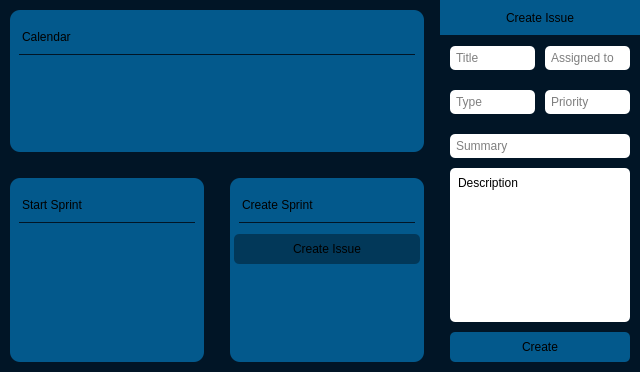
JoshMcCPro/BugTracker, file ProjectManagement/IssueManagement/issuemanager.ui: the form before one commit.
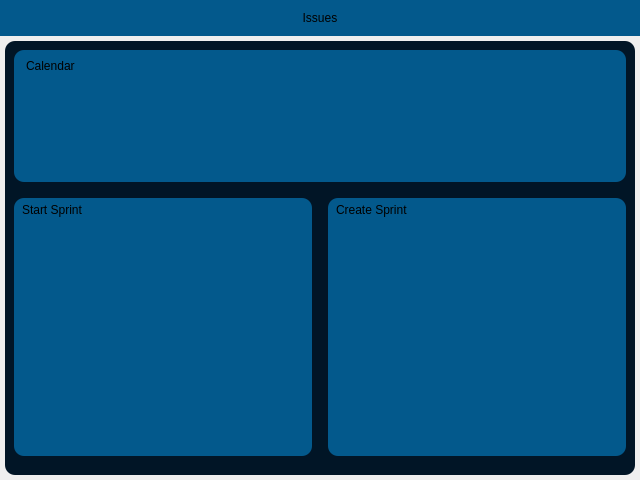
The form after the commit.

Commit message: Added a project list of buttons where when clicked takes you to the projects home page

```diff
--- a/ProjectManagement/IssueManagement/issuemanager.ui
+++ b/ProjectManagement/IssueManagement/issuemanager.ui
@@ -7,7 +7,7 @@
     <x>0</x>
     <y>0</y>
     <width>640</width>
-    <height>372</height>
+    <height>480</height>
    </rect>
   </property>
   <property name="sizePolicy">
@@ -19,80 +19,19 @@
   <property name="minimumSize">
    <size>
     <width>0</width>
-    <height>100</height>
+    <height>0</height>
    </size>
   </property>
   <property name="windowTitle">
    <string>Form</string>
   </property>
   <property name="styleSheet">
-   <string notr="true">
-QWidget {
-	background-color: #011526;
-	border:none;
-	border-radius: 10px;
-	margin: 10px;
-}
-
-QLabel 
-{
-	background-color: rgb(3, 89, 140);
-	font: 16pt &quot;Open Sans Condensed Light&quot;;
-	border-bottom: 1px solid rgb(1, 21, 38);
-	min-height: 35px;
-	border-radius: 0px;
-}
-
-QPushButton {
-	background-color: rgb(3, 89, 140);
-	font: 16pt &quot;Open Sans Condensed&quot;;
-	padding: 8px 16px;
-	border-radius: 5px;
-	margin: 5px;
-}
-
-QPushButton:hover {
-	background-color: rgb(4, 177, 217);
-}
-
-QLineEdit {
-	background-color: rgb(255, 255, 255);
-	border:none;
-	border-radius: 5px;
-	margin-bottom: 15px;
-	color: black;
-	padding: 4px;
-}
-
-QPlainTextEdit {
-	background-color: rgb(255, 255, 255);
-	border:none;
-	border-radius: 5px;
-	margin-bottom: 15px;
-	color: black;
-	padding: 4px;
-}
-
-QPlainTextEdit QScrollBar:vertical {
-    width: 12px; /* Set your desired width */
-	background-color: rgb(255, 255, 255);
-	border:none;
-}
-
-QPlainTextEdit QScrollBar::handle:vertical {
-    background: #999; /* Set your desired handle color */
-    border-radius: 6px; /* Set the border-radius to half the height to make it round */
-}
-
-QPlainTextEdit QScrollBar::add-line:vertical,
-QPlainTextEdit QScrollBar::sub-line:vertical {
-    height: 0;
-    subcontrol-position: top;
-    subcontrol-origin: margin;
-	color: white;
-}</string>
+   <string notr="true"/>
   </property>
-  <layout class="QHBoxLayout" name="horizontalLayout_3">
+  <layout class="QVBoxLayout" name="verticalLayout">
+   <property name="spacing">
+    <number>0</number>
+   </property>
    <property name="leftMargin">
     <number>0</number>
    </property>
@@ -106,352 +45,191 @@
     <number>0</number>
    </property>
    <item>
-    <layout class="QVBoxLayout" name="verticalLayout_16">
-     <item>
-      <widget class="QWidget" name="widget_3" native="true">
-       <property name="sizePolicy">
-        <sizepolicy hsizetype="Preferred" vsizetype="Fixed">
-         <horstretch>0</horstretch>
-         <verstretch>0</verstretch>
-        </sizepolicy>
-       </property>
-       <property name="minimumSize">
-        <size>
-         <width>0</width>
-         <height>150</height>
-        </size>
-       </property>
-       <property name="styleSheet">
-        <string notr="true">background-color: rgb(3, 89, 140);
-</string>
-       </property>
-       <layout class="QVBoxLayout" name="verticalLayout_17">
-        <item>
-         <widget class="QLabel" name="label_3">
-          <property name="text">
-           <string>Calendar</string>
-          </property>
-         </widget>
-        </item>
-        <item>
-         <widget class="QScrollArea" name="scrollArea_3">
-          <property name="widgetResizable">
-           <bool>true</bool>
-          </property>
-          <widget class="QWidget" name="scrollAreaWidgetContents_3">
-           <property name="geometry">
-            <rect>
-             <x>0</x>
-             <y>0</y>
-             <width>394</width>
-             <height>50</height>
-            </rect>
-           </property>
-           <layout class="QVBoxLayout" name="verticalLayout_14">
-            <item>
-             <spacer name="verticalSpacer_5">
-              <property name="orientation">
-               <enum>Qt::Vertical</enum>
-              </property>
-              <property name="sizeHint" stdset="0">
-               <size>
-                <width>20</width>
-                <height>29</height>
-               </size>
-              </property>
-             </spacer>
-            </item>
-           </layout>
-          </widget>
-         </widget>
-        </item>
-       </layout>
-      </widget>
-     </item>
-     <item>
-      <layout class="QHBoxLayout" name="horizontalLayout_2">
-       <item>
-        <widget class="QWidget" name="widget" native="true">
-         <property name="styleSheet">
-          <string notr="true">background-color: rgb(3, 89, 140);</string>
-         </property>
-         <layout class="QVBoxLayout" name="verticalLayout_4">
-          <item>
-           <widget class="QLabel" name="label">
-            <property name="text">
-             <string>Start Sprint</string>
-            </property>
-           </widget>
-          </item>
-          <item>
-           <widget class="QScrollArea" name="scrollArea">
-            <property name="widgetResizable">
-             <bool>true</bool>
-            </property>
-            <widget class="QWidget" name="scrollAreaWidgetContents">
-             <property name="geometry">
-              <rect>
-               <x>0</x>
-               <y>0</y>
-               <width>174</width>
-               <height>112</height>
-              </rect>
-             </property>
-             <layout class="QVBoxLayout" name="verticalLayout_12">
-              <item>
-               <spacer name="verticalSpacer_3">
-                <property name="orientation">
-                 <enum>Qt::Vertical</enum>
-                </property>
-                <property name="sizeHint" stdset="0">
-                 <size>
-                  <width>20</width>
-                  <height>91</height>
-                 </size>
-                </property>
-               </spacer>
-              </item>
-             </layout>
-            </widget>
-           </widget>
-          </item>
-         </layout>
-        </widget>
-       </item>
-       <item>
-        <widget class="QWidget" name="widget_2" native="true">
-         <property name="styleSheet">
-          <string notr="true">QWidget {
-	background-color: rgb(3, 89, 140);
-}
-
-QLabel {
-	margin-bottom: 0px;
-}
-
-QPushButton {
-	font: 12pt &quot;Open Sans Condensed&quot;;
-	background-color: rgb(2, 56, 89);
-}</string>
-         </property>
-         <layout class="QVBoxLayout" name="verticalLayout_10">
-          <item>
-           <widget class="QLabel" name="label_2">
-            <property name="text">
-             <string>Create Sprint</string>
-            </property>
-           </widget>
-          </item>
-          <item>
-           <widget class="QPushButton" name="pushButton">
-            <property name="text">
-             <string>Create Issue</string>
-            </property>
-           </widget>
-          </item>
-          <item>
-           <widget class="QScrollArea" name="scrollArea_2">
-            <property name="widgetResizable">
-             <bool>true</bool>
-            </property>
-            <widget class="QWidget" name="scrollAreaWidgetContents_2">
-             <property name="geometry">
-              <rect>
-               <x>0</x>
-               <y>0</y>
-               <width>174</width>
-               <height>68</height>
-              </rect>
-             </property>
-             <layout class="QVBoxLayout" name="verticalLayout_13">
-              <item>
-               <spacer name="verticalSpacer_4">
-                <property name="orientation">
-                 <enum>Qt::Vertical</enum>
-                </property>
-                <property name="sizeHint" stdset="0">
-                 <size>
-                  <width>20</width>
-                  <height>47</height>
-                 </size>
-                </property>
-               </spacer>
-              </item>
-             </layout>
-            </widget>
-           </widget>
-          </item>
-         </layout>
-        </widget>
-       </item>
-      </layout>
-     </item>
-    </layout>
-   </item>
-   <item>
-    <widget class="QWidget" name="widget_4" native="true">
-     <property name="maximumSize">
+    <widget class="QLabel" name="lb_NewProject">
+     <property name="minimumSize">
       <size>
-       <width>200</width>
-       <height>16777215</height>
+       <width>0</width>
+       <height>36</height>
       </size>
      </property>
      <property name="styleSheet">
-      <string notr="true">margin: 5px;</string>
+      <string notr="true">QLabel {
+	background-color: rgb(3, 89, 140);
+	font: 16pt &quot;Open Sans Condensed&quot;;
+}</string>
      </property>
-     <layout class="QVBoxLayout" name="verticalLayout_18">
-      <property name="spacing">
-       <number>0</number>
-      </property>
-      <property name="leftMargin">
-       <number>0</number>
-      </property>
-      <property name="topMargin">
-       <number>0</number>
-      </property>
-      <property name="rightMargin">
-       <number>0</number>
-      </property>
-      <property name="bottomMargin">
-       <number>0</number>
-      </property>
+     <property name="text">
+      <string>Issues</string>
+     </property>
+     <property name="alignment">
+      <set>Qt::AlignCenter</set>
+     </property>
+    </widget>
+   </item>
+   <item>
+    <widget class="QWidget" name="widget" native="true">
+     <property name="styleSheet">
+      <string notr="true">QWidget {
+	background-color: rgb(1, 21, 38);
+	margin: 5px;
+	border-radius: 10px;
+}</string>
+     </property>
+     <layout class="QVBoxLayout" name="verticalLayout_2">
       <item>
-       <widget class="QLabel" name="label_4">
-        <property name="sizePolicy">
-         <sizepolicy hsizetype="Preferred" vsizetype="Preferred">
-          <horstretch>0</horstretch>
-          <verstretch>0</verstretch>
-         </sizepolicy>
-        </property>
-        <property name="minimumSize">
-         <size>
-          <width>0</width>
-          <height>36</height>
-         </size>
-        </property>
+       <widget class="QWidget" name="widget_2" native="true">
         <property name="styleSheet">
-         <string notr="true">margin: 0px;</string>
+         <string notr="true">QWidget {
+	background-color: rgb(3, 89, 140);
+}</string>
         </property>
-        <property name="midLineWidth">
-         <number>6</number>
-        </property>
-        <property name="text">
-         <string>Create Issue</string>
-        </property>
-        <property name="alignment">
-         <set>Qt::AlignCenter</set>
-        </property>
+        <layout class="QVBoxLayout" name="verticalLayout_3">
+         <item>
+          <widget class="QLabel" name="label">
+           <property name="text">
+            <string>Calendar</string>
+           </property>
+          </widget>
+         </item>
+         <item>
+          <spacer name="verticalSpacer">
+           <property name="orientation">
+            <enum>Qt::Vertical</enum>
+           </property>
+           <property name="sizeType">
+            <enum>QSizePolicy::Minimum</enum>
+           </property>
+           <property name="sizeHint" stdset="0">
+            <size>
+             <width>0</width>
+             <height>100</height>
+            </size>
+           </property>
+          </spacer>
+         </item>
+        </layout>
        </widget>
       </item>
       <item>
-       <layout class="QHBoxLayout" name="horizontalLayout_4">
+       <layout class="QHBoxLayout" name="horizontalLayout_2">
         <property name="leftMargin">
-         <number>5</number>
+         <number>0</number>
         </property>
         <property name="topMargin">
-         <number>5</number>
+         <number>0</number>
         </property>
         <property name="rightMargin">
-         <number>5</number>
+         <number>0</number>
         </property>
         <property name="bottomMargin">
-         <number>5</number>
+         <number>0</number>
         </property>
         <item>
-         <widget class="QLineEdit" name="lineEdit_2">
-          <property name="placeholderText">
-           <string>Title</string>
+         <widget class="QWidget" name="widget_3" native="true">
+          <property name="styleSheet">
+           <string notr="true">QWidget {
+	background-color: rgb(3, 89, 140);
+}</string>
           </property>
+          <layout class="QVBoxLayout" name="verticalLayout_4">
+           <property name="leftMargin">
+            <number>5</number>
+           </property>
+           <property name="topMargin">
+            <number>5</number>
+           </property>
+           <property name="rightMargin">
+            <number>5</number>
+           </property>
+           <property name="bottomMargin">
+            <number>5</number>
+           </property>
+           <item>
+            <widget class="QLabel" name="label_2">
+             <property name="text">
+              <string>Start Sprint</string>
+             </property>
+            </widget>
+           </item>
+           <item>
+            <spacer name="verticalSpacer_4">
+             <property name="orientation">
+              <enum>Qt::Vertical</enum>
+             </property>
+             <property name="sizeType">
+              <enum>QSizePolicy::Expanding</enum>
+             </property>
+             <property name="sizeHint" stdset="0">
+              <size>
+               <width>20</width>
+               <height>201</height>
+              </size>
+             </property>
+            </spacer>
+           </item>
+          </layout>
          </widget>
         </item>
         <item>
-         <widget class="QLineEdit" name="lineEdit">
-          <property name="placeholderText">
-           <string>Assigned to</string>
+         <widget class="QWidget" name="widget_4" native="true">
+          <property name="styleSheet">
+           <string notr="true">QWidget {
+	background-color: rgb(3, 89, 140);
+}</string>
           </property>
+          <layout class="QVBoxLayout" name="verticalLayout_5">
+           <property name="spacing">
+            <number>6</number>
+           </property>
+           <property name="leftMargin">
+            <number>5</number>
+           </property>
+           <property name="topMargin">
+            <number>5</number>
+           </property>
+           <property name="rightMargin">
+            <number>5</number>
+           </property>
+           <property name="bottomMargin">
+            <number>5</number>
+           </property>
+           <item>
+            <widget class="QLabel" name="label_3">
+             <property name="text">
+              <string>Create Sprint</string>
+             </property>
+            </widget>
+           </item>
+           <item>
+            <spacer name="verticalSpacer_5">
+             <property name="orientation">
+              <enum>Qt::Vertical</enum>
+             </property>
+             <property name="sizeHint" stdset="0">
+              <size>
+               <width>20</width>
+               <height>201</height>
+              </size>
+             </property>
+            </spacer>
+           </item>
+          </layout>
          </widget>
         </item>
        </layout>
       </item>
       <item>
-       <layout class="QHBoxLayout" name="horizontalLayout_6">
-        <property name="leftMargin">
-         <number>5</number>
-        </property>
-        <property name="topMargin">
-         <number>5</number>
-        </property>
-        <property name="rightMargin">
-         <number>5</number>
-        </property>
-        <property name="bottomMargin">
-         <number>5</number>
-        </property>
-        <item>
-         <widget class="QLineEdit" name="lineEdit_4">
-          <property name="placeholderText">
-           <string>Type</string>
-          </property>
-         </widget>
-        </item>
-        <item>
-         <widget class="QLineEdit" name="lineEdit_3">
-          <property name="placeholderText">
-           <string>Priority</string>
-          </property>
-         </widget>
-        </item>
-       </layout>
-      </item>
-      <item>
-       <layout class="QVBoxLayout" name="verticalLayout_11">
-        <property name="leftMargin">
-         <number>5</number>
-        </property>
-        <property name="topMargin">
-         <number>5</number>
-        </property>
-        <property name="rightMargin">
-         <number>5</number>
-        </property>
-        <property name="bottomMargin">
-         <number>5</number>
-        </property>
-        <item>
-         <widget class="QLineEdit" name="lineEdit_5">
-          <property name="placeholderText">
-           <string>Summary</string>
-          </property>
-         </widget>
-        </item>
-        <item>
-         <widget class="QPlainTextEdit" name="plainTextEdit">
-          <property name="documentTitle">
-           <string/>
-          </property>
-          <property name="plainText">
-           <string>Description</string>
-          </property>
-         </widget>
-        </item>
-        <item>
-         <widget class="QPushButton" name="pushButton_2">
-          <property name="text">
-           <string>Create</string>
-          </property>
-         </widget>
-        </item>
-       </layout>
-      </item>
-      <item>
-       <spacer name="verticalSpacer_6">
+       <spacer name="verticalSpacer_2">
         <property name="orientation">
          <enum>Qt::Vertical</enum>
         </property>
+        <property name="sizeType">
+         <enum>QSizePolicy::Minimum</enum>
+        </property>
         <property name="sizeHint" stdset="0">
          <size>
-          <width>17</width>
-          <height>13</height>
+          <width>20</width>
+          <height>10</height>
          </size>
         </property>
        </spacer>
```
The commit also changes 9 other files.
